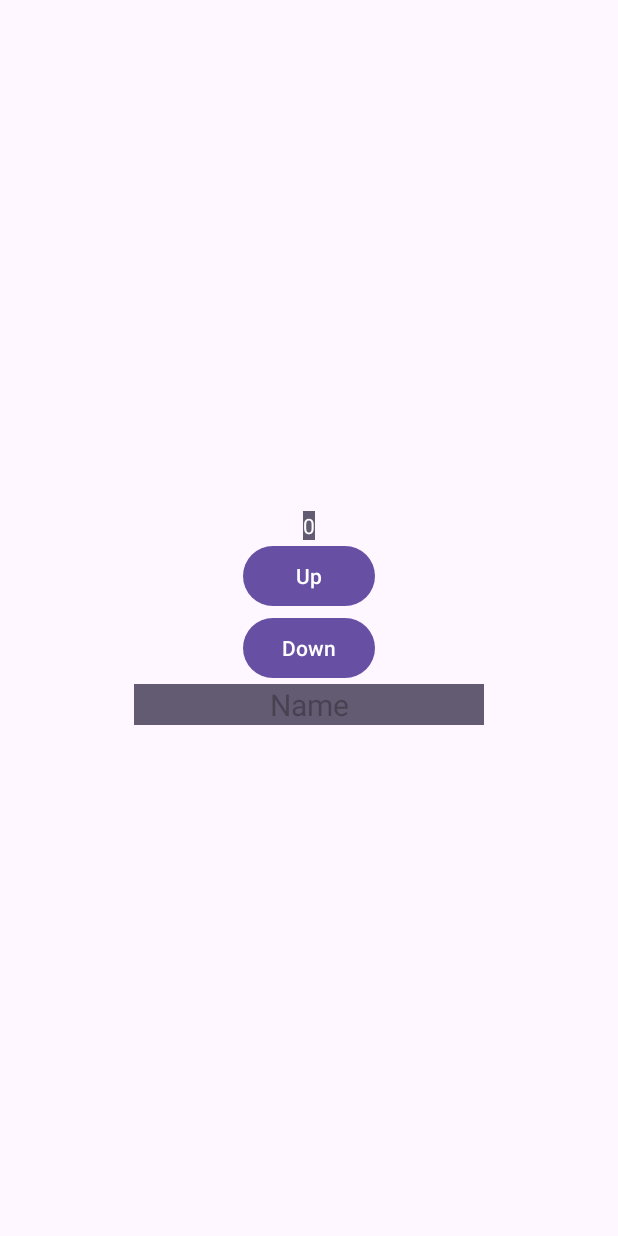
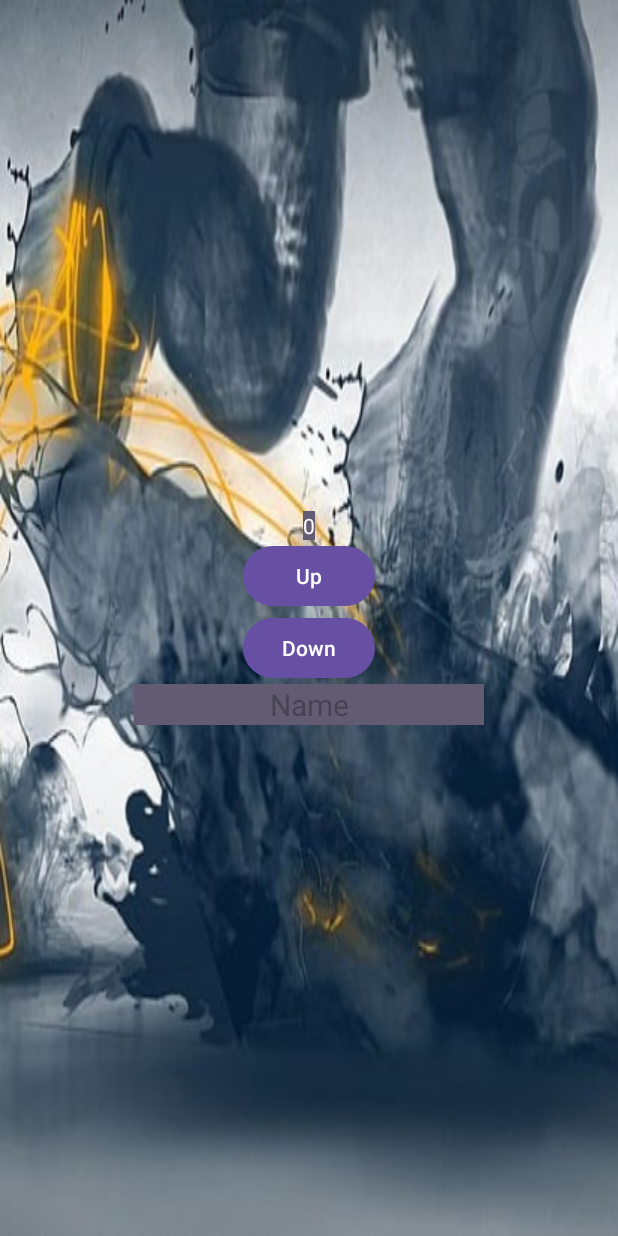
Before and after one commit to JUSTNic3/Android_Test, an Android app: the screen it shows after launch (MainActivity), on a phone screen of 412 x 824 dp. Run offline under Robolectric (Android 15) with nearby library versions, the phone set to English and light mode, and no system bars.

Commit message:
designs finished

```diff
--- a/app/src/main/res/layout/activity_main.xml
+++ b/app/src/main/res/layout/activity_main.xml
@@ -2,8 +2,12 @@
 <androidx.constraintlayout.widget.ConstraintLayout xmlns:android="http://schemas.android.com/apk/res/android"
     xmlns:app="http://schemas.android.com/apk/res-auto"
     xmlns:tools="http://schemas.android.com/tools"
+    android:id="@+id/buttonDown"
     android:layout_width="match_parent"
     android:layout_height="match_parent"
+    android:background="@drawable/running_abstract"
+    android:configChanges="orientation|screenSize|keyboardHidden"
+    android:minHeight="48dp"
     tools:context=".MainActivity">
 
     <LinearLayout
@@ -50,5 +54,4 @@
             android:typeface="sans" />
 
     </LinearLayout>
-
 </androidx.constraintlayout.widget.ConstraintLayout>
```
Also changed, not shown: app/src/main/res/layout/activity_success.xml (+27 -0 lines), app/src/main/res/drawable/running_abstract.jpg (added).
